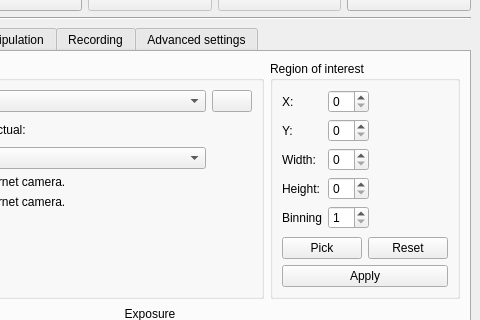
Before: the Qt Designer form src/mainwindow.ui in AD-Vega/qarv, drawn with Qt 5; both pictures show x 180 to 660 and y 173 to 493 of the 660 by 631 pixel window.
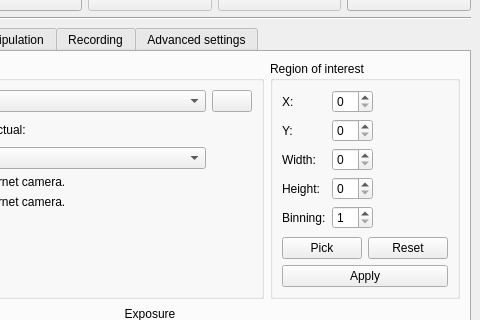
After: the same form once the commit is applied. Icons and pictures are not drawn. Custom widgets are drawn as their Qt base class.

What changed in the file:
```diff
--- a/src/mainwindow.ui
+++ b/src/mainwindow.ui
@@ -301,7 +301,7 @@
                <item row="4" column="0">
                 <widget class="QLabel" name="label_4">
                  <property name="text">
-                  <string>Binning</string>
+                  <string>Binning:</string>
                  </property>
                 </widget>
                </item>
```
Left out of the diff: 2 changed lines with no effect on the pictures.
